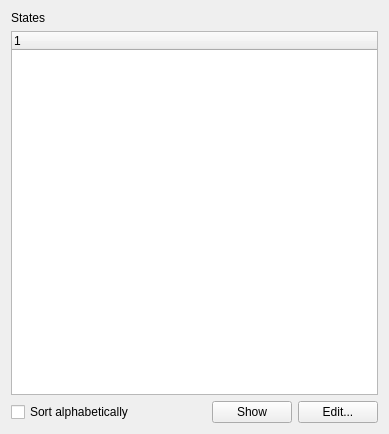
Old version of the form src/modules/specialized/scxml/widgets/scxmlnavigatorwidget.ui in the repository lbellonda/qxmledit.
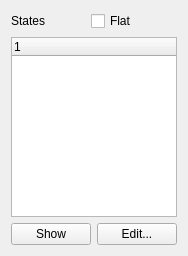
New version of the form.

Diff of the .ui file:
```diff
--- a/src/modules/specialized/scxml/widgets/scxmlnavigatorwidget.ui
+++ b/src/modules/specialized/scxml/widgets/scxmlnavigatorwidget.ui
@@ -6,54 +6,91 @@
    <rect>
     <x>0</x>
     <y>0</y>
-    <width>389</width>
-    <height>434</height>
+    <width>186</width>
+    <height>256</height>
    </rect>
   </property>
+  <property name="sizePolicy">
+   <sizepolicy hsizetype="Maximum" vsizetype="Expanding">
+    <horstretch>0</horstretch>
+    <verstretch>0</verstretch>
+   </sizepolicy>
+  </property>
   <property name="windowTitle">
    <string>Form</string>
   </property>
   <layout class="QVBoxLayout" name="verticalLayout">
    <item>
-    <widget class="QLabel" name="label">
-     <property name="text">
-      <string>States</string>
-     </property>
-    </widget>
-   </item>
-   <item>
-    <widget class="QTreeWidget" name="states">
-     <column>
-      <property name="text">
-       <string notr="true">1</string>
-      </property>
-     </column>
-    </widget>
-   </item>
-   <item>
-    <layout class="QHBoxLayout" name="horizontalLayout">
+    <layout class="QHBoxLayout" name="horizontalLayout_2">
      <item>
-      <widget class="QCheckBox" name="sortAlpha">
+      <widget class="QLabel" name="label">
+       <property name="sizePolicy">
+        <sizepolicy hsizetype="Fixed" vsizetype="Preferred">
+         <horstretch>0</horstretch>
+         <verstretch>0</verstretch>
+        </sizepolicy>
+       </property>
        <property name="text">
-        <string>Sort alphabetically</string>
+        <string>States</string>
        </property>
       </widget>
      </item>
      <item>
-      <spacer name="horizontalSpacer">
+      <spacer name="horizontalSpacer_3">
        <property name="orientation">
         <enum>Qt::Horizontal</enum>
        </property>
+       <property name="sizeType">
+        <enum>QSizePolicy::Maximum</enum>
+       </property>
        <property name="sizeHint" stdset="0">
         <size>
-         <width>417</width>
+         <width>40</width>
          <height>20</height>
         </size>
        </property>
       </spacer>
      </item>
      <item>
-      <widget class="QPushButton" name="chowCmd">
+      <widget class="QCheckBox" name="flat">
+       <property name="sizePolicy">
+        <sizepolicy hsizetype="Preferred" vsizetype="Fixed">
+         <horstretch>0</horstretch>
+         <verstretch>0</verstretch>
+        </sizepolicy>
+       </property>
+       <property name="text">
+        <string>Flat</string>
+       </property>
+      </widget>
+     </item>
+    </layout>
+   </item>
+   <item>
+    <widget class="QTreeWidget" name="states">
+     <property name="sizePolicy">
+      <sizepolicy hsizetype="Expanding" vsizetype="Expanding">
+       <horstretch>0</horstretch>
+       <verstretch>0</verstretch>
+      </sizepolicy>
+     </property>
+     <column>
+      <property name="text">
+       <string notr="true">1</string>
+      </property>
+     </column>
+    </widget>
+   </item>
+   <item>
+    <layout class="QHBoxLayout" name="horizontalLayout">
+     <item>
+      <widget class="QPushButton" name="showCmd">
+       <property name="sizePolicy">
+        <sizepolicy hsizetype="Fixed" vsizetype="Fixed">
+         <horstretch>0</horstretch>
+         <verstretch>0</verstretch>
+        </sizepolicy>
+       </property>
        <property name="text">
         <string>Show</string>
        </property>
@@ -61,6 +98,12 @@
      </item>
      <item>
       <widget class="QPushButton" name="editCmd">
+       <property name="sizePolicy">
+        <sizepolicy hsizetype="Fixed" vsizetype="Fixed">
+         <horstretch>0</horstretch>
+         <verstretch>0</verstretch>
+        </sizepolicy>
+       </property>
        <property name="text">
         <string>Edit...</string>
        </property>
```
